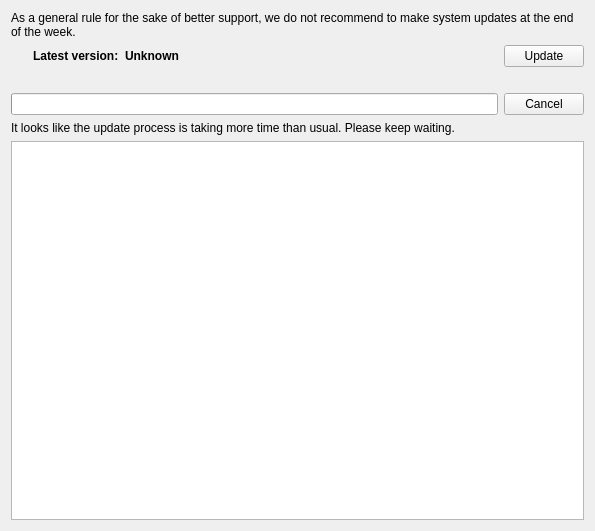
The window that client/src/ui/widgets/server_updates_widget.ui (networkoptix/nx_open) describes before a commit, drawn with Qt 5.
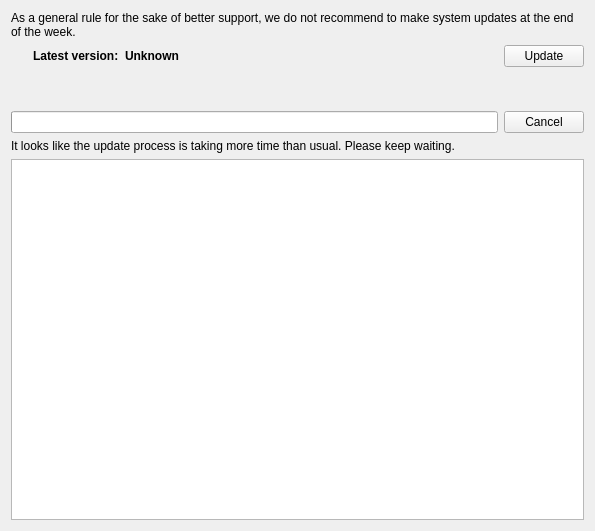
The same window after the commit. Custom widgets are drawn as their Qt base class.

Commit message:
(Issue #3871) :  Refactor "Update Status" on "Updates dialog"
Gui redesign

<==== Mercurial data ====>
Branch: master

What changed in the file:
```diff
--- a/client/src/ui/widgets/server_updates_widget.ui
+++ b/client/src/ui/widgets/server_updates_widget.ui
@@ -90,6 +90,7 @@
     </layout>
    </item>
    <item>
+    <widget class="QWidget" name="detailWidget" native="true">
     <layout class="QHBoxLayout" name="horizontalLayout_2">
      <item>
       <widget class="QLabel" name="detailLabel">
@@ -124,6 +125,7 @@
       </widget>
      </item>
     </layout>
+    </widget>
    </item>
    <item>
     <widget class="QWidget" name="updateStateWidget" native="true">
```
Lines whose indentation alone changed are shown as unchanged. The commit also changes 1 other file.
